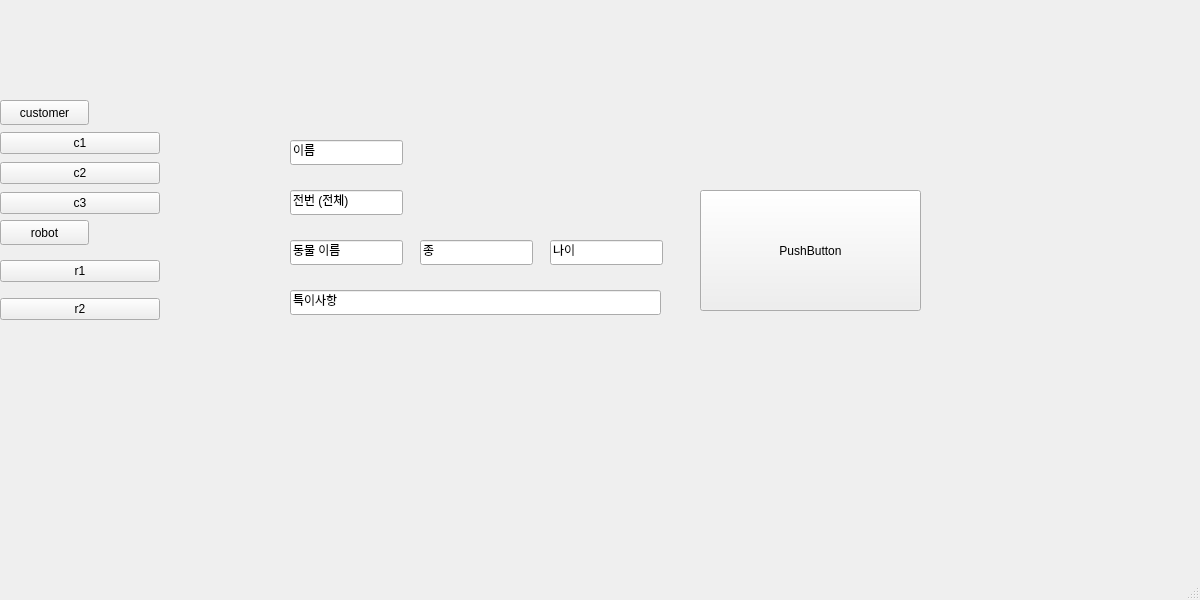
This is manager_pc/dogniel_manager/dogniel_manager.ui in kiwookkim12/rfid_project as Qt 5 draws it before an edit. The edited form follows.
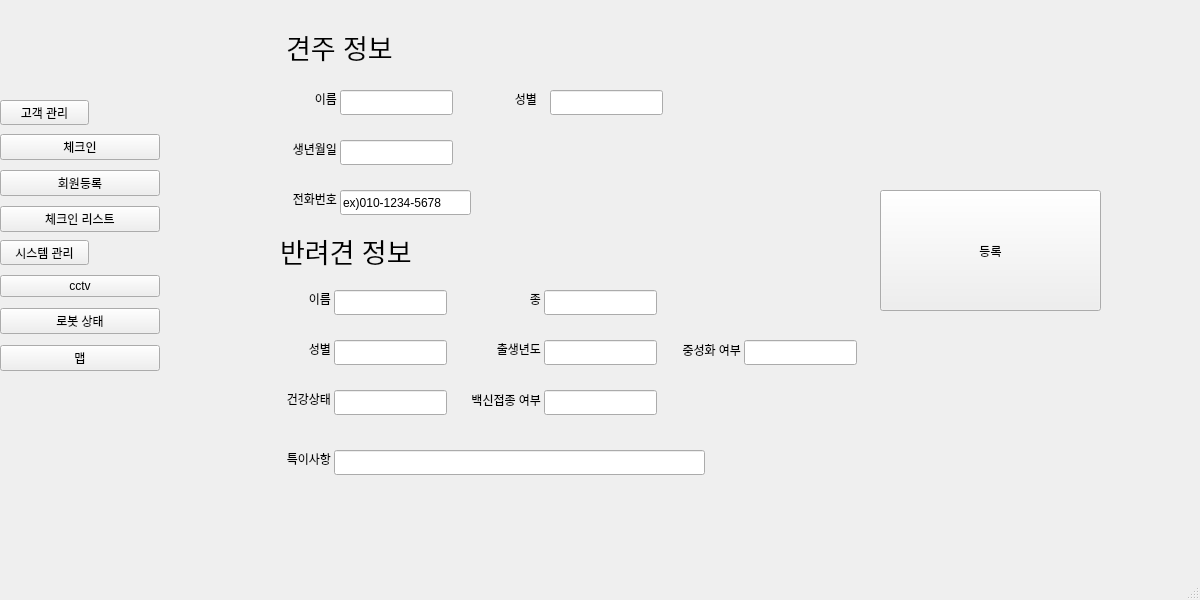
This is the edited form. The open tabs and pages were chosen to show the change.

Diff of the .ui file:
```diff
--- a/manager_pc/dogniel_manager/dogniel_manager.ui
+++ b/manager_pc/dogniel_manager/dogniel_manager.ui
@@ -24,20 +24,20 @@
      </rect>
     </property>
     <property name="text">
-     <string>customer</string>
+     <string>고객 관리</string>
     </property>
    </widget>
    <widget class="QPushButton" name="r_Button">
     <property name="geometry">
      <rect>
       <x>0</x>
-      <y>220</y>
+      <y>240</y>
       <width>89</width>
       <height>25</height>
      </rect>
     </property>
     <property name="text">
-     <string>robot</string>
+     <string>시스템 관리</string>
     </property>
    </widget>
    <widget class="QWidget" name="verticalLayoutWidget">
@@ -46,28 +46,28 @@
       <x>0</x>
       <y>130</y>
       <width>160</width>
-      <height>89</height>
+      <height>107</height>
      </rect>
     </property>
     <layout class="QVBoxLayout" name="verticalLayout_1">
      <item>
       <widget class="QPushButton" name="c1_Button">
        <property name="text">
-        <string>c1</string>
+        <string>체크인</string>
        </property>
       </widget>
      </item>
      <item>
       <widget class="QPushButton" name="c2_Button">
        <property name="text">
-        <string>c2</string>
+        <string>회원등록</string>
        </property>
       </widget>
      </item>
      <item>
       <widget class="QPushButton" name="c3_Button">
        <property name="text">
-        <string>c3</string>
+        <string>체크인 리스트</string>
        </property>
       </widget>
      </item>
@@ -77,23 +77,30 @@
     <property name="geometry">
      <rect>
       <x>0</x>
-      <y>250</y>
+      <y>270</y>
       <width>160</width>
-      <height>80</height>
+      <height>107</height>
      </rect>
     </property>
     <layout class="QVBoxLayout" name="verticalLayout_2">
-     <item>
-      <widget class="QPushButton" name="r2_Button">
-       <property name="text">
-        <string>r1</string>
-       </property>
-      </widget>
-     </item>
      <item>
       <widget class="QPushButton" name="r1_Button">
        <property name="text">
-        <string>r2</string>
+        <string>cctv</string>
+       </property>
+      </widget>
+     </item>
+     <item>
+      <widget class="QPushButton" name="r2_Button">
+       <property name="text">
+        <string>로봇 상태</string>
+       </property>
+      </widget>
+     </item>
+     <item>
+      <widget class="QPushButton" name="r3_Button">
+       <property name="text">
+        <string>맵</string>
        </property>
       </widget>
      </item>
@@ -104,7 +111,7 @@
      <rect>
       <x>170</x>
       <y>10</y>
-      <width>891</width>
+      <width>1021</width>
       <height>561</height>
      </rect>
     </property>
@@ -153,93 +160,399 @@
      <widget class="QLineEdit" name="lineEdit_3">
       <property name="geometry">
        <rect>
-        <x>120</x>
-        <y>130</y>
+        <x>170</x>
+        <y>80</y>
         <width>113</width>
         <height>25</height>
        </rect>
       </property>
       <property name="text">
-       <string>이름</string>
+       <string/>
       </property>
      </widget>
      <widget class="QLineEdit" name="lineEdit_4">
       <property name="geometry">
        <rect>
-        <x>120</x>
+        <x>170</x>
         <y>180</y>
-        <width>113</width>
+        <width>131</width>
         <height>25</height>
        </rect>
       </property>
       <property name="text">
-       <string>전번 (전체)</string>
+       <string>ex)010-1234-5678</string>
       </property>
      </widget>
      <widget class="QLineEdit" name="lineEdit_5">
       <property name="geometry">
        <rect>
-        <x>120</x>
-        <y>230</y>
+        <x>164</x>
+        <y>280</y>
         <width>113</width>
         <height>25</height>
        </rect>
       </property>
       <property name="text">
-       <string>동물 이름</string>
+       <string/>
       </property>
      </widget>
      <widget class="QPushButton" name="pushButton_5">
       <property name="geometry">
        <rect>
-        <x>530</x>
+        <x>710</x>
         <y>180</y>
         <width>221</width>
         <height>121</height>
        </rect>
       </property>
       <property name="text">
-       <string>PushButton</string>
+       <string>등록</string>
       </property>
      </widget>
      <widget class="QLineEdit" name="lineEdit_6">
       <property name="geometry">
        <rect>
-        <x>250</x>
-        <y>230</y>
+        <x>374</x>
+        <y>280</y>
         <width>113</width>
         <height>25</height>
        </rect>
       </property>
       <property name="text">
-       <string>종</string>
+       <string/>
       </property>
      </widget>
-     <widget class="QLineEdit" name="lineEdit_7">
+     <widget class="QLineEdit" name="p2_dog_birth_year">
+      <property name="geometry">
+       <rect>
+        <x>374</x>
+        <y>330</y>
+        <width>113</width>
+        <height>25</height>
+       </rect>
+      </property>
+      <property name="text">
+       <string/>
+      </property>
+     </widget>
+     <widget class="QLineEdit" name="p2_dog_remarks">
+      <property name="geometry">
+       <rect>
+        <x>164</x>
+        <y>440</y>
+        <width>371</width>
+        <height>25</height>
+       </rect>
+      </property>
+      <property name="text">
+       <string/>
+      </property>
+     </widget>
+     <widget class="QLineEdit" name="p2_birth_date">
+      <property name="geometry">
+       <rect>
+        <x>170</x>
+        <y>130</y>
+        <width>113</width>
+        <height>25</height>
+       </rect>
+      </property>
+      <property name="text">
+       <string/>
+      </property>
+     </widget>
+     <widget class="QLineEdit" name="p2_dog_gender">
+      <property name="geometry">
+       <rect>
+        <x>164</x>
+        <y>330</y>
+        <width>113</width>
+        <height>25</height>
+       </rect>
+      </property>
+      <property name="text">
+       <string/>
+      </property>
+     </widget>
+     <widget class="QLineEdit" name="p2_dog_health_issue">
+      <property name="geometry">
+       <rect>
+        <x>164</x>
+        <y>380</y>
+        <width>113</width>
+        <height>25</height>
+       </rect>
+      </property>
+      <property name="text">
+       <string/>
+      </property>
+     </widget>
+     <widget class="QLineEdit" name="p2_dog_vaccination_status">
+      <property name="geometry">
+       <rect>
+        <x>374</x>
+        <y>380</y>
+        <width>113</width>
+        <height>25</height>
+       </rect>
+      </property>
+      <property name="text">
+       <string/>
+      </property>
+     </widget>
+     <widget class="QLineEdit" name="p2_gender">
       <property name="geometry">
        <rect>
         <x>380</x>
-        <y>230</y>
+        <y>80</y>
         <width>113</width>
         <height>25</height>
        </rect>
       </property>
       <property name="text">
-       <string>나이</string>
+       <string/>
       </property>
      </widget>
      <widget class="QLineEdit" name="lineEdit_8">
       <property name="geometry">
        <rect>
-        <x>120</x>
+        <x>574</x>
+        <y>330</y>
+        <width>113</width>
+        <height>25</height>
+       </rect>
+      </property>
+      <property name="text">
+       <string/>
+      </property>
+     </widget>
+     <widget class="QLabel" name="p2_name_Label">
+      <property name="geometry">
+       <rect>
+        <x>100</x>
+        <y>80</y>
+        <width>67</width>
+        <height>17</height>
+       </rect>
+      </property>
+      <property name="text">
+       <string>이름</string>
+      </property>
+      <property name="alignment">
+       <set>Qt::AlignRight|Qt::AlignTrailing|Qt::AlignVCenter</set>
+      </property>
+     </widget>
+     <widget class="QLabel" name="p2_birth_date_Label">
+      <property name="geometry">
+       <rect>
+        <x>100</x>
+        <y>130</y>
+        <width>67</width>
+        <height>17</height>
+       </rect>
+      </property>
+      <property name="text">
+       <string>생년월일</string>
+      </property>
+      <property name="alignment">
+       <set>Qt::AlignRight|Qt::AlignTrailing|Qt::AlignVCenter</set>
+      </property>
+     </widget>
+     <widget class="QLabel" name="p2_phone_number_Label">
+      <property name="geometry">
+       <rect>
+        <x>100</x>
+        <y>180</y>
+        <width>67</width>
+        <height>17</height>
+       </rect>
+      </property>
+      <property name="text">
+       <string>전화번호</string>
+      </property>
+      <property name="alignment">
+       <set>Qt::AlignRight|Qt::AlignTrailing|Qt::AlignVCenter</set>
+      </property>
+     </widget>
+     <widget class="QLabel" name="p2_dog_name_Label">
+      <property name="geometry">
+       <rect>
+        <x>94</x>
         <y>280</y>
-        <width>371</width>
-        <height>25</height>
+        <width>67</width>
+        <height>17</height>
+       </rect>
+      </property>
+      <property name="text">
+       <string>이름</string>
+      </property>
+      <property name="alignment">
+       <set>Qt::AlignRight|Qt::AlignTrailing|Qt::AlignVCenter</set>
+      </property>
+     </widget>
+     <widget class="QLabel" name="p2_dog_gender_Label">
+      <property name="geometry">
+       <rect>
+        <x>94</x>
+        <y>330</y>
+        <width>67</width>
+        <height>17</height>
+       </rect>
+      </property>
+      <property name="text">
+       <string>성별</string>
+      </property>
+      <property name="alignment">
+       <set>Qt::AlignRight|Qt::AlignTrailing|Qt::AlignVCenter</set>
+      </property>
+     </widget>
+     <widget class="QLabel" name="p2_dog_health_issue_Label">
+      <property name="geometry">
+       <rect>
+        <x>94</x>
+        <y>380</y>
+        <width>67</width>
+        <height>17</height>
+       </rect>
+      </property>
+      <property name="text">
+       <string>건강상태</string>
+      </property>
+      <property name="alignment">
+       <set>Qt::AlignRight|Qt::AlignTrailing|Qt::AlignVCenter</set>
+      </property>
+     </widget>
+     <widget class="QLabel" name="p2_dog_remarks_Label">
+      <property name="geometry">
+       <rect>
+        <x>94</x>
+        <y>440</y>
+        <width>67</width>
+        <height>17</height>
        </rect>
       </property>
       <property name="text">
        <string>특이사항</string>
       </property>
+      <property name="alignment">
+       <set>Qt::AlignRight|Qt::AlignTrailing|Qt::AlignVCenter</set>
+      </property>
+     </widget>
+     <widget class="QLabel" name="p2_gender_Label">
+      <property name="geometry">
+       <rect>
+        <x>300</x>
+        <y>80</y>
+        <width>67</width>
+        <height>17</height>
+       </rect>
+      </property>
+      <property name="text">
+       <string>성별</string>
+      </property>
+      <property name="alignment">
+       <set>Qt::AlignRight|Qt::AlignTrailing|Qt::AlignVCenter</set>
+      </property>
+     </widget>
+     <widget class="QLabel" name="p2_dog_breed_Label">
+      <property name="geometry">
+       <rect>
+        <x>304</x>
+        <y>280</y>
+        <width>67</width>
+        <height>17</height>
+       </rect>
+      </property>
+      <property name="text">
+       <string>종</string>
+      </property>
+      <property name="alignment">
+       <set>Qt::AlignRight|Qt::AlignTrailing|Qt::AlignVCenter</set>
+      </property>
+     </widget>
+     <widget class="QLabel" name="p2_dog_birth_year_Label">
+      <property name="geometry">
+       <rect>
+        <x>304</x>
+        <y>330</y>
+        <width>67</width>
+        <height>17</height>
+       </rect>
+      </property>
+      <property name="text">
+       <string>출생년도</string>
+      </property>
+      <property name="alignment">
+       <set>Qt::AlignRight|Qt::AlignTrailing|Qt::AlignVCenter</set>
+      </property>
+     </widget>
+     <widget class="QLabel" name="p2_dog_vaccination_status_Label">
+      <property name="geometry">
+       <rect>
+        <x>280</x>
+        <y>380</y>
+        <width>91</width>
+        <height>20</height>
+       </rect>
+      </property>
+      <property name="text">
+       <string>백신접종 여부</string>
+      </property>
+      <property name="alignment">
+       <set>Qt::AlignRight|Qt::AlignTrailing|Qt::AlignVCenter</set>
+      </property>
+     </widget>
+     <widget class="QLabel" name="p2_dog_neutered_Label">
+      <property name="geometry">
+       <rect>
+        <x>490</x>
+        <y>330</y>
+        <width>81</width>
+        <height>20</height>
+       </rect>
+      </property>
+      <property name="text">
+       <string>중성화 여부</string>
+      </property>
+      <property name="alignment">
+       <set>Qt::AlignRight|Qt::AlignTrailing|Qt::AlignVCenter</set>
+      </property>
+     </widget>
+     <widget class="QLabel" name="p2_information_Label">
+      <property name="geometry">
+       <rect>
+        <x>116</x>
+        <y>16</y>
+        <width>121</width>
+        <height>41</height>
+       </rect>
+      </property>
+      <property name="font">
+       <font>
+        <pointsize>20</pointsize>
+       </font>
+      </property>
+      <property name="text">
+       <string>견주 정보</string>
+      </property>
+     </widget>
+     <widget class="QLabel" name="p2_dog_information_Label">
+      <property name="geometry">
+       <rect>
+        <x>110</x>
+        <y>220</y>
+        <width>141</width>
+        <height>41</height>
+       </rect>
+      </property>
+      <property name="font">
+       <font>
+        <pointsize>20</pointsize>
+       </font>
+      </property>
+      <property name="text">
+       <string>반려견 정보</string>
+      </property>
      </widget>
     </widget>
     <widget class="QWidget" name="page_3">
```
Left out of the diff: 155 changed lines with no effect on the pictures.
